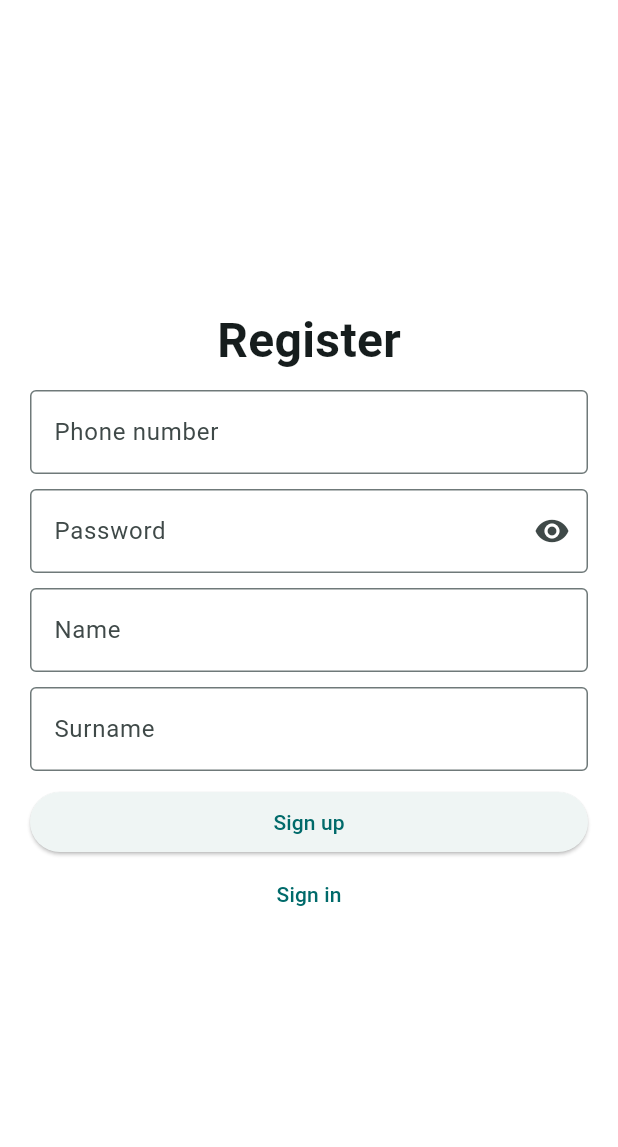
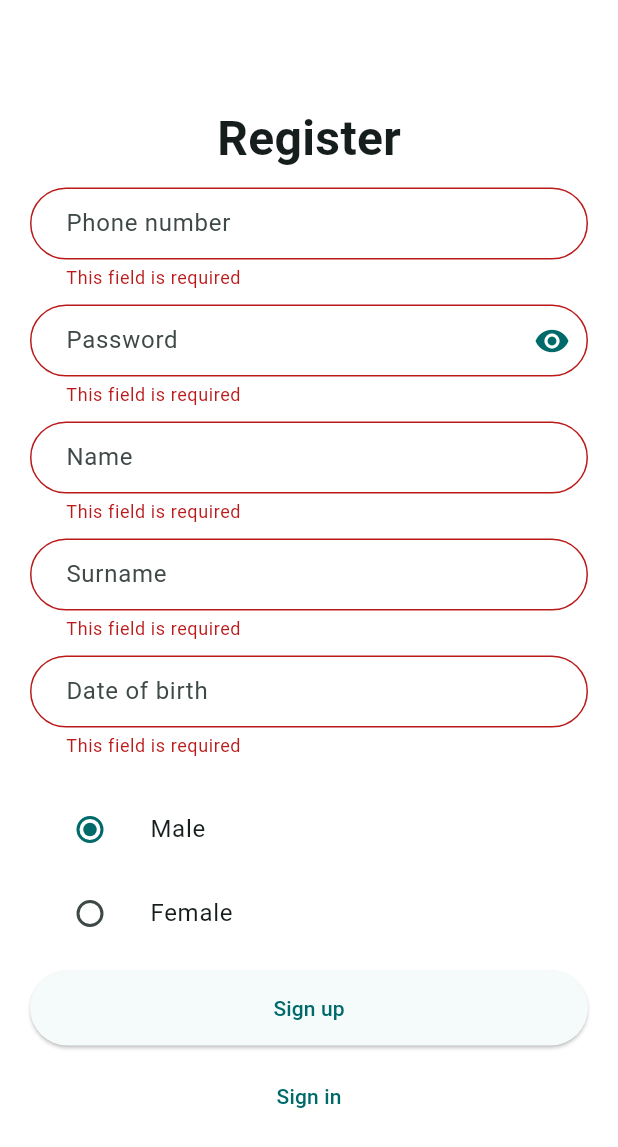
Before and after one commit to bondyi/gym-club-mobile, a Flutter app: the RegisterScreen screen opened by its route, after a tap on "Sign up", on a phone screen of 412 x 824 dp. Shown: the top 1147 px of the screen. Run offline on Flutter 3.47's test engine with Material 3 defaults, Android fonts, the phone set to English and light mode, and no system bars; our stand-ins replace bloc, dartz, equatable, flutter_bloc, get_it, page_view_dot_indicator and 1 more; accounts and stored records are empty; generated files the repository leaves out were written again.

```diff
--- a/lib/core/common/widgets/custom_button.dart
+++ b/lib/core/common/widgets/custom_elevated_button.dart
@@ -1,8 +1,8 @@
 import 'package:flutter/material.dart';
 import 'package:gym_club_mobile/core/extensions/context_extension.dart';
 
-class CustomButton extends StatelessWidget {
-  const CustomButton({
+class CustomElevatedButton extends StatelessWidget {
+  const CustomElevatedButton({
     required this.label,
     required this.onPressed,
     this.buttonColor,
@@ -11,7 +11,7 @@ class CustomButton extends StatelessWidget {
   });
 
   final String label;
-  final VoidCallback onPressed;
+  final VoidCallback? onPressed;
   final Color? buttonColor;
   final Color? labelColor;
 
--- a/lib/core/common/widgets/custom_text_field.dart
+++ b/lib/core/common/widgets/custom_text_form_field.dart
@@ -1,8 +1,9 @@
 import 'package:flutter/material.dart';
+import 'package:flutter_gen/gen_l10n/app_localizations.dart';
 import 'package:gym_club_mobile/core/extensions/context_extension.dart';
 
-class CustomTextField extends StatelessWidget {
-  const CustomTextField({
+class CustomTextFormField extends StatelessWidget {
+  const CustomTextFormField({
     required this.controller,
     this.filled = false,
     this.obscureText = false,
@@ -15,6 +16,7 @@ class CustomTextField extends StatelessWidget {
     this.keyboardType,
     this.hintStyle,
     this.overrideValidator = false,
+    this.onTap,
   });
 
   final String? Function(String?)? validator;
@@ -28,6 +30,7 @@ class CustomTextField extends StatelessWidget {
   final TextInputType? keyboardType;
   final bool overrideValidator;
   final TextStyle? hintStyle;
+  final GestureTapCallback? onTap;
 
   @override
   Widget build(BuildContext context) {
@@ -37,7 +40,8 @@ class CustomTextField extends StatelessWidget {
           ? validator
           : (value) {
               if (value == null || value.isEmpty) {
-                return 'This field is required';
+                return AppLocalizations.of(context)
+                    !.textFormFieldValidatorMessage;
               }
               return validator?.call(value);
             },
@@ -47,6 +51,7 @@ class CustomTextField extends StatelessWidget {
       keyboardType: keyboardType,
       obscureText: obscureText,
       readOnly: readOnly,
+      onTap: onTap,
       decoration: InputDecoration(
         border: OutlineInputBorder(
           borderRadius: BorderRadius.circular(40),
--- a/lib/core/errors/failure.dart
+++ b/lib/core/errors/failure.dart
@@ -12,7 +12,9 @@ abstract class Failure extends Equatable {
   final String message;
   final dynamic statusCode;
 
-  String get errorMessage => '$statusCode Error: $message';
+  String get errorMessage => message;
+
+  String get errorMessageWithStatusCode => '$statusCode Error: $errorMessage';
 
   @override
   List<dynamic> get props => [message, statusCode];
--- a/lib/src/auth/presentation/views/login_screen.dart
+++ b/lib/src/auth/presentation/views/login_screen.dart
@@ -2,7 +2,7 @@ import 'package:flutter/material.dart';
 import 'package:flutter_bloc/flutter_bloc.dart';
 import 'package:flutter_gen/gen_l10n/app_localizations.dart';
 import 'package:gym_club_mobile/core/common/widgets/background.dart';
-import 'package:gym_club_mobile/core/common/widgets/custom_button.dart';
+import 'package:gym_club_mobile/core/common/widgets/custom_elevated_button.dart';
 import 'package:gym_club_mobile/core/extensions/context_extension.dart';
 import 'package:gym_club_mobile/core/utils/core_utils.dart';
 import 'package:gym_club_mobile/src/auth/presentation/bloc/auth_bloc.dart';
@@ -71,7 +71,7 @@ class _LoginScreenState extends State<LoginScreen> {
                     if (state is AuthLoading)
                       const Center(child: CircularProgressIndicator())
                     else
-                      CustomButton(
+                      CustomElevatedButton(
                         label: AppLocalizations.of(context)!.authButtonSignIn,
                         onPressed: () {
                           FocusManager.instance.primaryFocus?.unfocus();
--- a/lib/src/auth/presentation/views/register_screen.dart
+++ b/lib/src/auth/presentation/views/register_screen.dart
@@ -2,9 +2,11 @@ import 'package:flutter/material.dart';
 import 'package:flutter_bloc/flutter_bloc.dart';
 import 'package:flutter_gen/gen_l10n/app_localizations.dart';
 import 'package:gym_club_mobile/core/common/widgets/background.dart';
+import 'package:gym_club_mobile/core/common/widgets/custom_elevated_button.dart';
 import 'package:gym_club_mobile/core/utils/core_utils.dart';
 import 'package:gym_club_mobile/src/auth/presentation/bloc/auth_bloc.dart';
 import 'package:gym_club_mobile/src/auth/presentation/views/login_screen.dart';
+import 'package:gym_club_mobile/src/auth/presentation/widgets/register_form.dart';
 
 class RegisterScreen extends StatefulWidget {
   const RegisterScreen({super.key});
@@ -19,15 +21,18 @@ class _RegisterScreenState extends State<RegisterScreen> {
   final phoneNumberController = TextEditingController();
   final passwordController = TextEditingController();
   final nameController = TextEditingController();
+  final surnameController = TextEditingController();
+  final birthDateController = TextEditingController();
+  Gender gender = Gender.male;
   final formKey = GlobalKey<FormState>();
-
-  late bool _isObscure = true;
 
   @override
   void dispose() {
     phoneNumberController.dispose();
     passwordController.dispose();
     nameController.dispose();
+    surnameController.dispose();
+    birthDateController.dispose();
     super.dispose();
   }
 
@@ -61,57 +66,71 @@ class _RegisterScreenState extends State<RegisterScreen> {
                       ),
                     ),
                     const SizedBox(height: 10),
-                    TextField(
-                      decoration: InputDecoration(
-                        border: const OutlineInputBorder(),
-                        labelText: AppLocalizations.of(context)!
-                            .authTextFieldPhoneNumber,
-                      ),
-                      keyboardType: TextInputType.phone,
+                    RegisterForm(
+                      phoneNumberController: phoneNumberController,
+                      passwordController: passwordController,
+                      nameController: nameController,
+                      surnameController: surnameController,
+                      birthDateController: birthDateController,
+                      formKey: formKey,
                     ),
                     const SizedBox(height: 10),
-                    TextField(
-                      decoration: InputDecoration(
-                        border: const OutlineInputBorder(),
-                        labelText:
-                        AppLocalizations.of(context)!.authTextFieldPassword,
-                        suffixIcon: IconButton(
-                          icon: Icon(
-                            _isObscure
-                                ? Icons.visibility
-                                : Icons.visibility_off,
+                    ListTile(
+                      title: Text(
+                        AppLocalizations.of(context)!.genderMale,
                       ),
-                          onPressed: () {
+                      leading: Radio<Gender>(
+                        value: Gender.male,
+                        groupValue: gender,
+                        onChanged: (Gender? value) {
                           setState(() {
-                              _isObscure = !_isObscure;
+                            gender = value!;
                           });
                         },
                       ),
                     ),
-                      obscureText: _isObscure,
+                    ListTile(
+                      title: Text(
+                        AppLocalizations.of(context)!.genderFemale,
                       ),
-                    const SizedBox(height: 10),
-                    TextField(
-                      decoration: InputDecoration(
-                        border: const OutlineInputBorder(),
-                        labelText:
-                        AppLocalizations.of(context)!.authTextFieldName,
+                      leading: Radio<Gender>(
+                        value: Gender.female,
+                        groupValue: gender,
+                        onChanged: (Gender? value) {
+                          setState(() {
+                            gender = value!;
+                          });
+                        },
                       ),
                     ),
                     const SizedBox(height: 10),
-                    TextField(
-                      decoration: InputDecoration(
-                        border: const OutlineInputBorder(),
-                        labelText:
-                        AppLocalizations.of(context)!.authTextFieldSurname,
+                    if (state is AuthLoading)
+                      const Center(child: CircularProgressIndicator())
+                    else
+                      CustomElevatedButton(
+                        label: AppLocalizations.of(context)!.authButtonSignUp,
+                        onPressed: () {
+                          FocusManager.instance.primaryFocus?.unfocus();
+                          if (formKey.currentState!.validate()) {
+                            context.read<AuthBloc>().add(
+                                  RegisterUserEvent(
+                                    phoneNumber:
+                                        phoneNumberController.text.trim(),
+                                    password: passwordController.text.trim(),
+                                    name: nameController.text.trim(),
+                                    surname: surnameController.text.trim(),
+                                    birthDate: birthDateController.text.trim(),
+                                    gender: gender.value,
                                   ),
+                                );
+                            CoreUtils.showSnackBar(
+                              context,
+                              AppLocalizations.of(context)!.authUserRegistered,
+                            );
+                          }
+                        },
                       ),
                     const SizedBox(height: 10),
-                    ElevatedButton(
-                      child:
-                      Text(AppLocalizations.of(context)!.authButtonSignUp),
-                      onPressed: () {},
-                    ),
                     TextButton(
                       child:
                           Text(AppLocalizations.of(context)!.authButtonSignIn),
@@ -132,3 +151,12 @@ class _RegisterScreenState extends State<RegisterScreen> {
     );
   }
 }
+
+enum Gender {
+  male,
+  female;
+
+  const Gender();
+
+  bool get value => this == Gender.male;
+}
--- /dev/null
+++ b/lib/src/auth/presentation/widgets/register_form.dart
@@ -0,0 +1,98 @@
+import 'package:flutter/material.dart';
+import 'package:flutter_gen/gen_l10n/app_localizations.dart';
+import 'package:gym_club_mobile/core/common/widgets/custom_text_form_field.dart';
+import 'package:gym_club_mobile/core/extensions/context_extension.dart';
+
+class RegisterForm extends StatefulWidget {
+  const RegisterForm({
+    required this.phoneNumberController,
+    required this.passwordController,
+    required this.nameController,
+    required this.surnameController,
+    required this.birthDateController,
+    required this.formKey,
+    super.key,
+  });
+
+  final TextEditingController phoneNumberController;
+  final TextEditingController passwordController;
+  final TextEditingController nameController;
+  final TextEditingController surnameController;
+  final TextEditingController birthDateController;
+  final GlobalKey<FormState> formKey;
+
+  @override
+  State<RegisterForm> createState() => _RegisterFormState();
+}
+
+class _RegisterFormState extends State<RegisterForm> {
+  bool obscurePassword = true;
+
+  @override
+  Widget build(BuildContext context) {
+    return Form(
+      key: widget.formKey,
+      child: Column(
+        children: [
+          CustomTextFormField(
+            controller: widget.phoneNumberController,
+            hintText: AppLocalizations.of(context)!.phoneNumber,
+            keyboardType: TextInputType.phone,
+          ),
+          const SizedBox(height: 10),
+          CustomTextFormField(
+            controller: widget.passwordController,
+            hintText: AppLocalizations.of(context)!.password,
+            obscureText: obscurePassword,
+            keyboardType: TextInputType.visiblePassword,
+            suffixIcon: IconButton(
+              onPressed: () => setState(() {
+                obscurePassword = !obscurePassword;
+              }),
+              icon: Icon(
+                obscurePassword ? Icons.visibility : Icons.visibility_off,
+                color: context.theme.primaryColor,
+              ),
+            ),
+          ),
+          const SizedBox(height: 10),
+          CustomTextFormField(
+            controller: widget.nameController,
+            hintText: AppLocalizations.of(context)!.name,
+            keyboardType: TextInputType.name,
+          ),
+          const SizedBox(height: 10),
+          CustomTextFormField(
+            controller: widget.surnameController,
+            hintText: AppLocalizations.of(context)!.surname,
+            keyboardType: TextInputType.name,
+          ),
+          const SizedBox(height: 10),
+          CustomTextFormField(
+            controller: widget.birthDateController,
+            hintText: AppLocalizations.of(context)!.birthDate,
+            readOnly: true,
+            onTap: _selectDate,
+          ),
+          const SizedBox(height: 10),
+        ],
+      ),
+    );
+  }
+
+  Future<void> _selectDate() async {
+    final currentDate = DateTime.now();
+
+    final pickedDate = await showDatePicker(
+      context: context,
+      firstDate: DateTime(currentDate.year - 100),
+      lastDate: DateTime(currentDate.year + 1),
+    );
+
+    if (pickedDate != null) {
+      setState(() {
+        widget.birthDateController.text = pickedDate.toString().split(' ')[0];
+      });
+    }
+  }
+}
```
Also changed, not shown: lib/core/services/router.main.dart (+4 -4 lines), lib/core/utils/constants.dart (+6 -1 lines), lib/core/utils/core_utils.dart (+7 -5 lines), lib/l10n/app_en.arb (+12 -9 lines), lib/l10n/app_ru.arb (+12 -9 lines), lib/src/auth/data/datasources/auth_remote_data_source.dart (+11 -4 lines), lib/src/auth/presentation/widgets/login_form.dart (+5 -5 lines). Lines whose indentation alone changed are shown as unchanged.
